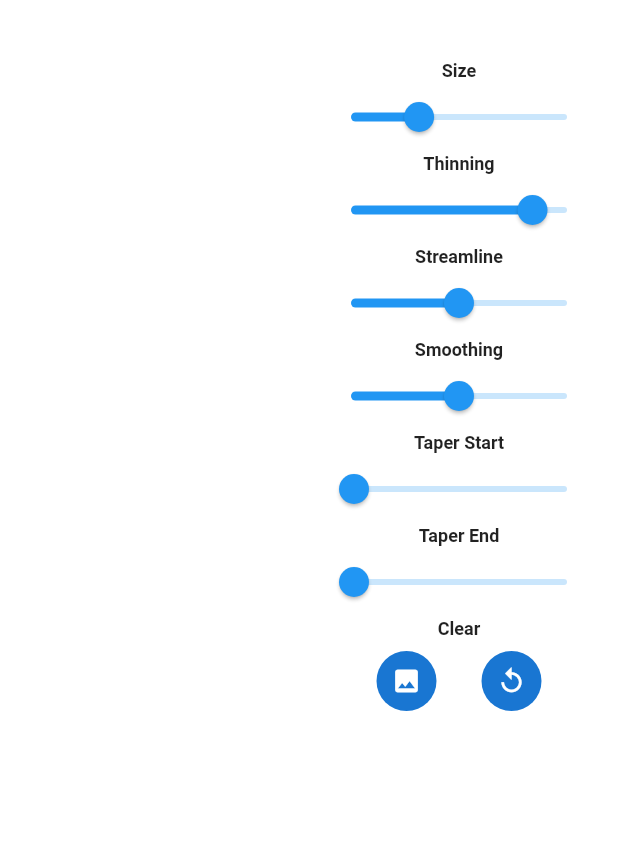
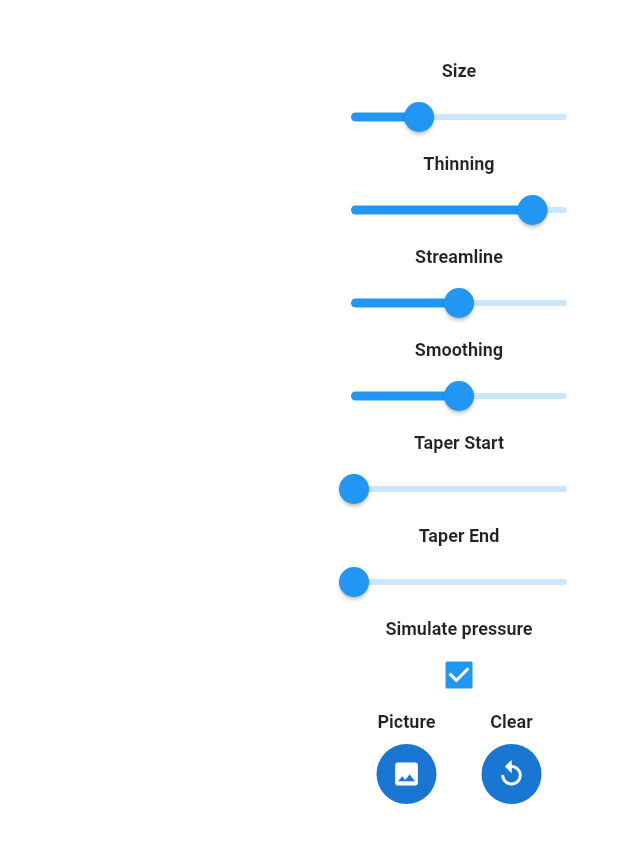
Before and after one commit to steveruizok/perfect-freehand-dart, a Flutter app: the screen it shows after launch, on a phone screen of 412 x 824 dp. Shown: the top 843 px of the screen. Run offline on Flutter 3.47's test engine with Material 2 defaults, Android fonts, the phone set to English and light mode, and no system bars.

Commit message:
GestureDetector for Listener. Simulate pressure checkbox.

```diff
--- /dev/null
+++ b/example/lib/drag_details.dart
@@ -0,0 +1,21 @@
+import 'dart:ui';
+
+import 'package:flutter/material.dart';
+
+class DragDetails {
+  /// The kind of pointer device.
+  final PointerDeviceKind? kind;
+
+  /// The local position at which the function was called.
+  final Offset localPosition;
+
+  /// The pressure of the pointer on the screen. 0 - 1
+  final double pressure;
+
+  const DragDetails(this.localPosition, [this.kind, this.pressure = 0.5]);
+
+  DragDetails.withPointer(PointerEvent pointerEvent)
+      : localPosition = pointerEvent.localPosition,
+        kind = pointerEvent.kind,
+        pressure = pointerEvent.pressure / pointerEvent.pressureMax;
+}
--- a/example/lib/drawing_page.dart
+++ b/example/lib/drawing_page.dart
@@ -1,10 +1,10 @@
 import 'dart:async';
 import 'dart:ui' as ui;
 
-import 'package:flutter/gestures.dart';
 import 'package:flutter/material.dart';
 import 'package:perfect_freehand/perfect_freehand.dart';
 
+import 'drag_details.dart';
 import 'sketcher.dart';
 import 'stroke.dart';
 import 'stroke_options.dart';
@@ -27,6 +27,7 @@ class DrawingPageState extends State<DrawingPage> {
   bool enabled = true;
 
   StrokeOptions options = StrokeOptions();
+  ui.PointerDeviceKind? kind;
 
   StreamController<Stroke> currentLineStreamController =
       StreamController<Stroke>.broadcast();
@@ -39,6 +40,7 @@ class DrawingPageState extends State<DrawingPage> {
       lines = [];
       line = null;
       enabled = true;
+      kind = null;
     });
   }
 
@@ -75,32 +77,31 @@ class DrawingPageState extends State<DrawingPage> {
     });
   }
 
-  void onPanStart(DragStartDetails details) {
-    if (details.kind == PointerDeviceKind.stylus) {}
+  void onTouchEventStart(DragDetails details) {
     final box = context.findRenderObject() as RenderBox;
     if (checkPoint(
         Point(details.localPosition.dx, details.localPosition.dy), box.size)) {
-      final offset = box.globalToLocal(details.globalPosition);
-      final point = Point(offset.dx, offset.dy);
+      final offset = details.localPosition;
+      Point point = Point(offset.dx, offset.dy, details.pressure);
       final points = [point];
       line = Stroke(points);
       currentLineStreamController.add(line!);
     }
   }
 
-  void onPanUpdate(DragUpdateDetails details) {
+  void onTouchEventUpdate(DragDetails details) {
     final box = context.findRenderObject() as RenderBox;
     if (checkPoint(
         Point(details.localPosition.dx, details.localPosition.dy), box.size)) {
-      final offset = box.globalToLocal(details.globalPosition);
-      final point = Point(offset.dx, offset.dy);
+      final offset = details.localPosition;
+      final point = Point(offset.dx, offset.dy, details.pressure);
       final points = [...line!.points, point];
       line = Stroke(points);
       currentLineStreamController.add(line!);
     }
   }
 
-  void onPanEnd(DragEndDetails details) {
+  void onTouchEventEnd() {
     if (enabled) {
       lines = List.from(lines)..add(line!);
       linesStreamController.add(lines);
@@ -108,11 +109,7 @@ class DrawingPageState extends State<DrawingPage> {
   }
 
   Widget buildCurrentPath(BuildContext context) {
-    return GestureDetector(
-      onPanStart: onPanStart,
-      onPanUpdate: onPanUpdate,
-      onPanEnd: onPanEnd,
-      child: RepaintBoundary(
+    final child = RepaintBoundary(
       child: Container(
         color: Colors.transparent,
         width: double.infinity,
@@ -129,7 +126,37 @@ class DrawingPageState extends State<DrawingPage> {
           },
         ),
       ),
-      ),
+    );
+
+    return Listener(
+      onPointerDown: (event) {
+        if (kind == ui.PointerDeviceKind.stylus &&
+            event.kind == ui.PointerDeviceKind.touch) {
+          return;
+        }
+        if (kind == ui.PointerDeviceKind.touch &&
+            event.kind == ui.PointerDeviceKind.stylus) {
+          clear();
+        }
+        kind = event.kind;
+        onTouchEventStart(DragDetails.withPointer(event));
+      },
+      onPointerMove: (event) {
+        if (kind == ui.PointerDeviceKind.stylus &&
+            event.kind == ui.PointerDeviceKind.touch) {
+          return;
+        }
+        kind = event.kind;
+        onTouchEventUpdate(DragDetails.withPointer(event));
+      },
+      onPointerUp: (event) {
+        if (kind == ui.PointerDeviceKind.stylus &&
+            event.kind == ui.PointerDeviceKind.touch) {
+          return;
+        }
+        onTouchEventEnd();
+      },
+      child: child,
     );
   }
 
@@ -265,11 +292,19 @@ class DrawingPageState extends State<DrawingPage> {
                         })
                       }),
               const Text(
-                'Clear',
+                'Simulate pressure',
                 textAlign: TextAlign.start,
                 overflow: TextOverflow.ellipsis,
                 style: TextStyle(fontWeight: FontWeight.bold, fontSize: 12),
               ),
+              Checkbox(
+                  value: options.simulatePressure,
+                  onChanged: (status) {
+                    clear();
+                    setState(() {
+                      options = StrokeOptions(simulatePressure: status!);
+                    });
+                  }),
               buildButtons(context),
             ]));
   }
@@ -277,6 +312,13 @@ class DrawingPageState extends State<DrawingPage> {
   Widget buildButtons(BuildContext context) {
     return Row(
       children: [
+        Column(children: [
+          const Text(
+            'Picture',
+            textAlign: TextAlign.start,
+            overflow: TextOverflow.ellipsis,
+            style: TextStyle(fontWeight: FontWeight.bold, fontSize: 12),
+          ),
           GestureDetector(
             onTap: () {
               image(context);
@@ -291,7 +333,16 @@ class DrawingPageState extends State<DrawingPage> {
               )),
             ),
           ),
+        ]),
         VerticalDivider(width: 30),
+        Column(
+          children: [
+            const Text(
+              'Clear',
+              textAlign: TextAlign.start,
+              overflow: TextOverflow.ellipsis,
+              style: TextStyle(fontWeight: FontWeight.bold, fontSize: 12),
+            ),
             GestureDetector(
               onTap: clear,
               child: Container(
@@ -303,7 +354,9 @@ class DrawingPageState extends State<DrawingPage> {
                   color: Colors.white,
                 )),
               ),
-        )
+            ),
+          ],
+        ),
       ],
     );
   }
```
Lines whose indentation alone changed are shown as unchanged.
